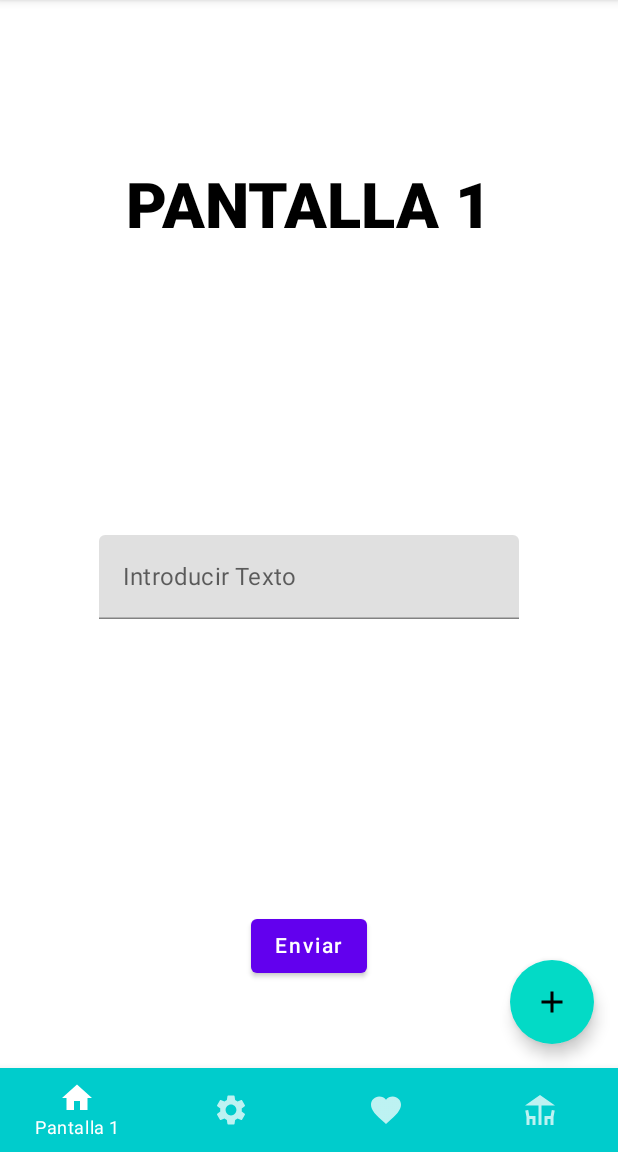
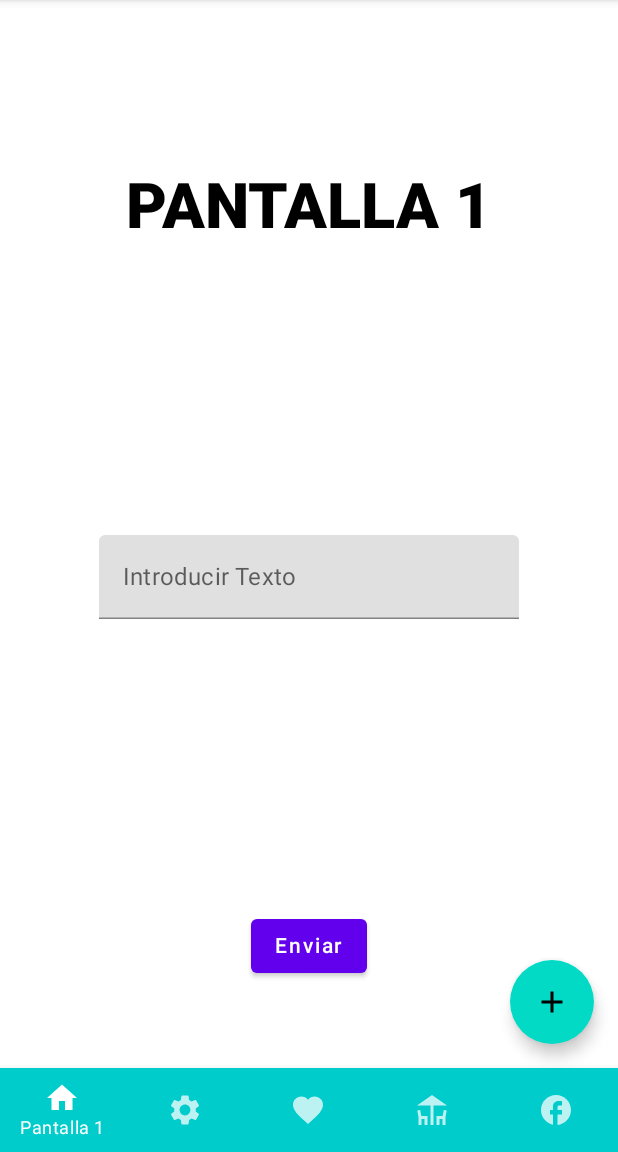
Before and after one commit to BombasticOri/VCM-Android, an Android app built with Jetpack Compose: the screen it shows after launch (MainActivity), on a phone screen of 412 x 824 dp, the part 84-1236 px from its top. Run offline under Robolectric (Android 15) with nearby library versions, the phone set to English and light mode, and no system bars; our stand-ins replace accompanist; 1 statement that could not run was skipped.

Commit message:
pantalla 4

```diff
--- a/app/src/main/java/com/bombastic/proyectovcmjc/MainActivity.kt
+++ b/app/src/main/java/com/bombastic/proyectovcmjc/MainActivity.kt
@@ -76,11 +76,21 @@ fun MainScreen(
         Destinations.Pantalla2,
         Destinations.Pantalla3,
         Destinations.PantallaQR,
+        Destinations.Pantalla4,
     )
+
+    val navigationItems2 = listOf(
+        Destinations.Pantalla1,
+        Destinations.Pantalla2,
+        Destinations.Pantalla3,
+        Destinations.PantallaQR,
+        Destinations.Pantalla4,
+    )
+
     Scaffold(
         scaffoldState = scaffoldState,
         bottomBar = { BottomNavigationBar(navController = navController,
-            items = navigationItems) },
+            items = navigationItems2) },
         floatingActionButton = { FloatingActionButton(onClick = {}) {
             Icon(imageVector = Icons.Default.Add, contentDescription =
             "Fab Icon")
--- a/app/src/main/java/com/bombastic/proyectovcmjc/ui/navigation/Destinations.kt
+++ b/app/src/main/java/com/bombastic/proyectovcmjc/ui/navigation/Destinations.kt
@@ -19,4 +19,6 @@ sealed class Destinations(
         Icons.Filled.Favorite)
     object PantallaQR: Destinations("pantallaQR", "Pantalla QR",
         Icons.Filled.Deck)
+
+    object Pantalla4: Destinations("pantalla4", "Pantalla 4x", Icons.Filled.Facebook)
 }
--- a/app/src/main/java/com/bombastic/proyectovcmjc/ui/navigation/NavigationHost.kt
+++ b/app/src/main/java/com/bombastic/proyectovcmjc/ui/navigation/NavigationHost.kt
@@ -9,6 +9,7 @@ import androidx.navigation.compose.navArgument
 import com.bombastic.proyectovcmjc.ui.presentation.screens.Pantalla1
 import com.bombastic.proyectovcmjc.ui.presentation.screens.Pantalla2
 import com.bombastic.proyectovcmjc.ui.presentation.screens.Pantalla3
+import com.bombastic.proyectovcmjc.ui.presentation.screens.Pantalla4
 import com.bombastic.proyectovcmjc.ui.presentation.screens.PantallaQR as PantallaQR
 import com.google.accompanist.permissions.ExperimentalPermissionsApi
 
@@ -46,5 +47,9 @@ fun NavigationHost(
             PantallaQR()
         }
 
+        composable(Destinations.Pantalla4.route) {
+            Pantalla4()
+        }
+
     }
 }
```
Also changed, not shown: app/src/main/java/com/bombastic/proyectovcmjc/ui/presentation/screens/Pantalla4.kt (added, +40 -0 lines).
